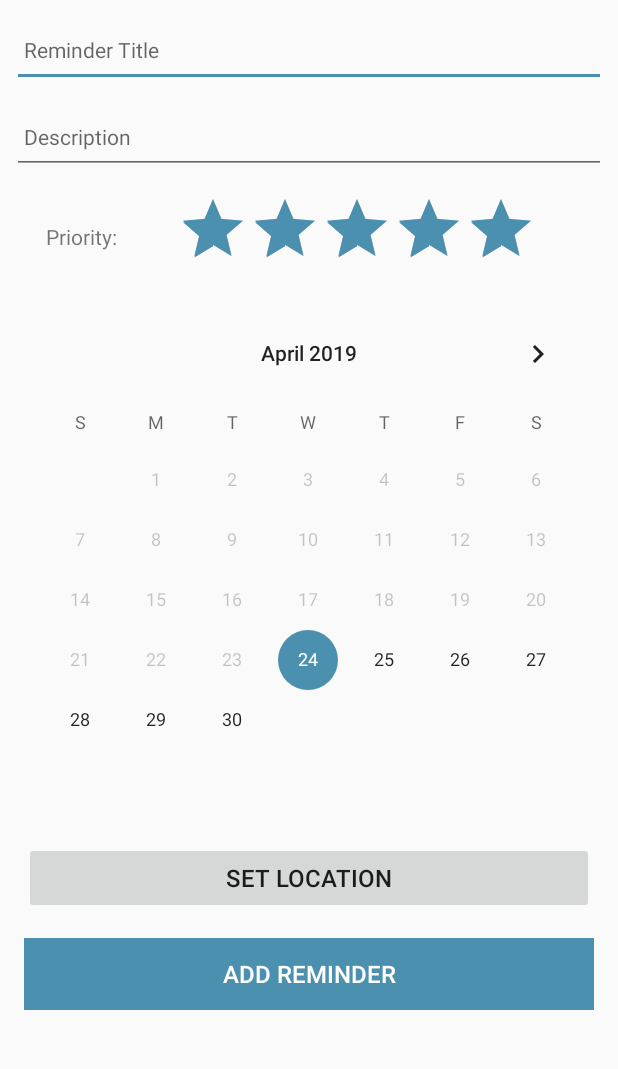
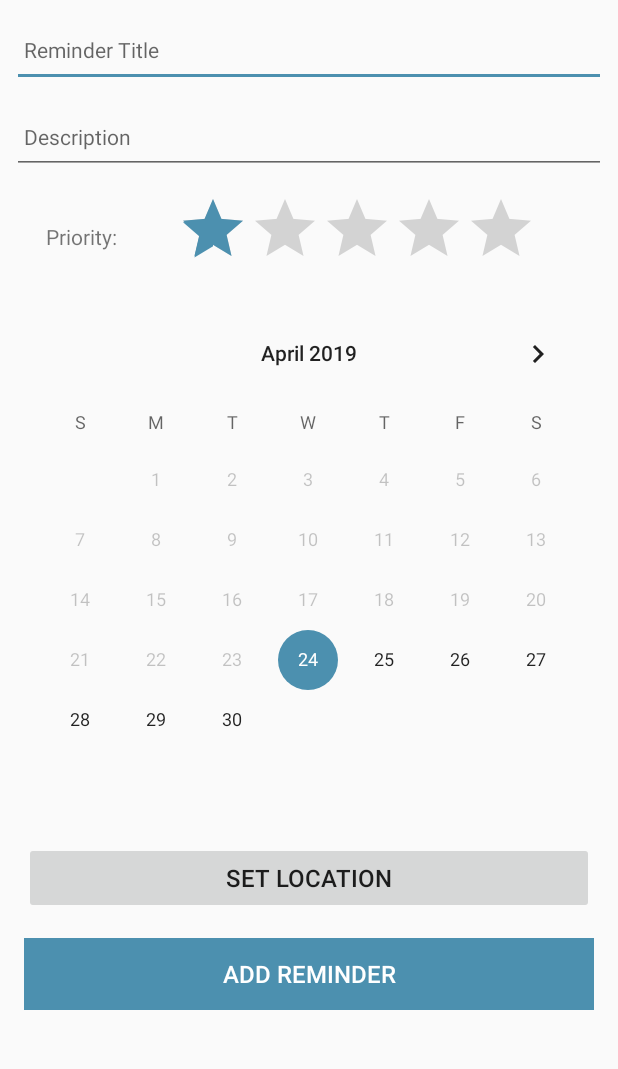
Before and after one commit to GerwinvBeek/MobileApp, an Android app: the ReminderActivity screen opened directly, with no data from a screen before it, after a tap on "ADD REMINDER", on a phone screen of 412 x 824 dp, the part 84-1153 px from its top. Run offline under Robolectric (Android 15) with nearby library versions, the phone set to English and light mode, and no system bars; 1 statement that could not run was skipped.

Commit message:
Added priority

```diff
--- a/app/src/main/java/org/wit/assignment/activities/ReminderActivity.kt
+++ b/app/src/main/java/org/wit/assignment/activities/ReminderActivity.kt
@@ -6,6 +6,7 @@ import android.support.v7.app.AppCompatActivity
 import android.view.Menu
 import android.view.MenuItem
 import kotlinx.android.synthetic.main.activity_main.*
+import kotlinx.android.synthetic.main.activity_main.view.*
 import org.jetbrains.anko.intentFor
 import org.jetbrains.anko.toast
 import org.wit.assignment.R
@@ -40,13 +41,13 @@ class ReminderActivity : AppCompatActivity(){
             reminderTitle.setText(reminder.title)
             description.setText(reminder.description)
             calendarView.date = reminder.deadline
-            priority.setText(reminder.priority)
+            priorityBar.rating = reminder.priority.toFloat()
         }
 
         btnAdd.setOnClickListener() {
             reminder.title = reminderTitle.text.toString()
             reminder.description = description.text.toString()
-            reminder.priority = priority.text.toString()
+            reminder.priority = priorityBar.rating.toLong()
 
             if (reminder.zoom == 0f) {
                var location = Location(52.245696, -7.139102, 15f)
@@ -67,6 +68,8 @@ class ReminderActivity : AppCompatActivity(){
                 finish()
             }
         }
+
+        btn
 
         reminderLocation.setOnClickListener {
             reminderLocation.setOnClickListener {
--- a/app/src/main/java/org/wit/assignment/models/ReminderJSONStore.kt
+++ b/app/src/main/java/org/wit/assignment/models/ReminderJSONStore.kt
@@ -51,6 +51,7 @@ class ReminderJSONStore : ReminderStore, AnkoLogger {
                 foundReminder.zoom = reminder.zoom
                 foundReminder.done = reminder.done
                 foundReminder.deadline = reminder.deadline
+                foundReminder.priority = reminder.priority
             }
         serialize()
     }
--- a/app/src/main/java/org/wit/assignment/models/ReminderMemStore.kt
+++ b/app/src/main/java/org/wit/assignment/models/ReminderMemStore.kt
@@ -29,6 +29,7 @@ class ReminderMemStore : ReminderStore {
             foundReminder.zoom = reminder.zoom
             foundReminder.done = reminder.done
             foundReminder.deadline = reminder.deadline
+            foundReminder.priority = reminder.priority
         }
     }
 
--- a/app/src/main/java/org/wit/assignment/models/ReminderModel.kt
+++ b/app/src/main/java/org/wit/assignment/models/ReminderModel.kt
@@ -13,7 +13,8 @@ data class ReminderModel(var id: Long = 0,
                          var zoom: Float = 0f,
                          var deadline: Long = System.currentTimeMillis(),
                          var done: Boolean = false,
-                        var priority: String = "1") : Parcelable
+                         var priority: Long = 1
+                    ) : Parcelable
 
 @Parcelize
 data class Location(var lat: Double = 0.0,
--- a/app/src/main/res/layout/activity_main.xml
+++ b/app/src/main/res/layout/activity_main.xml
@@ -47,11 +47,11 @@
                             android:layout_marginStart="8dp" app:layout_constraintHorizontal_bias="0.0"
                             android:layout_marginTop="32dp" app:layout_constraintTop_toBottomOf="@+id/priority"/>
                     <TextView
-                            android:text="@string/priority"
+                            android:text="@string/priority_title"
                             android:layout_width="57dp"
                             android:layout_height="22dp"
                             android:id="@+id/priority"
-                            app:layout_constraintEnd_toStartOf="@+id/ratingBar"
+                            app:layout_constraintEnd_toStartOf="@+id/priorityBar"
                             android:layout_marginEnd="8dp" app:layout_constraintStart_toStartOf="parent"
                             android:layout_marginStart="8dp" android:layout_marginTop="32dp"
                             app:layout_constraintTop_toBottomOf="@+id/description" android:textSize="14sp"
@@ -101,15 +101,22 @@
                             app:layout_constraintEnd_toEndOf="parent"
                             app:layout_constraintHorizontal_bias="0.0"
                             android:layout_marginTop="8dp" app:layout_constraintTop_toBottomOf="@+id/appBarLayout"/>
+
                     <RatingBar
                             android:layout_width="242dp"
                             android:layout_height="52dp"
-                            android:id="@+id/ratingBar" app:layout_constraintEnd_toEndOf="parent"
+                            android:id="@+id/priorityBar"
+                            app:layout_constraintEnd_toEndOf="parent"
                             android:layout_marginEnd="52dp"
-                            android:layout_marginTop="8dp" app:layout_constraintTop_toBottomOf="@+id/description"
-                            android:layout_marginBottom="8dp" app:layout_constraintBottom_toTopOf="@+id/calendarView"
-                            android:numStars="5" android:stepSize="1" android:rating="5"
+                            android:layout_marginTop="8dp"
+                            app:layout_constraintTop_toBottomOf="@+id/description"
+                            android:layout_marginBottom="8dp"
+                            app:layout_constraintBottom_toTopOf="@+id/calendarView"
+                            android:numStars="5"
+                            android:stepSize="1"
+                            android:rating="1"
                             app:layout_constraintVertical_bias="0.272"/>
+
                     <android.support.design.widget.AppBarLayout
                             android:id="@+id/appBarLayout"
                             android:layout_width="match_parent"
--- a/app/src/main/res/menu/menu_main.xml
+++ b/app/src/main/res/menu/menu_main.xml
@@ -14,4 +14,10 @@
             android:icon="@android:drawable/ic_menu_add"
             android:title="@string/menu_addReminder"
             app:showAsAction="always"/>
+
+    <item
+            android:id="@+id/item_share"
+            android:icon="@android:drawable/ic_menu_share"
+            android:title="@string/menu_shareReminder"
+            app:showAsAction="always"/>
 </menu>
--- a/app/src/main/res/values/strings.xml
+++ b/app/src/main/res/values/strings.xml
@@ -6,6 +6,7 @@
     <string name="hint_reminderDescription">Description</string>
     <string name="menu_addReminder">Add</string>
     <string name="menu_cancelReminder">Cancel</string>
+    <string name="menu_shareReminder">Share</string>
     <string name="enter_reminder_title">Please enter a title</string>
     <string name="button_location">Set Location</string>
     <string name="title_activity_maps">Map</string>
@@ -13,13 +14,14 @@
     <string name="title_activity_reminder_maps">Map of all reminders</string>
     <string name="remove_all_completed">Remove all completed items</string>
     <string name="sorting_method">Choose sorting</string>
-    <string name="priority">Priority:</string>
+    <string name="priority_title">Priority:</string>
 
     <string-array name="sorting_strings">
         <item>Sort by....</item>
         <item>Sort by deadline</item>
         <item>Sort by status</item>
         <item>Sort by newest</item>
+        <item>Sort by priority</item>
 </string-array>
 
 </resources>
```
Also changed, not shown: app/src/main/java/org/wit/assignment/activities/ReminderListActivity.kt (+10 -0 lines).
